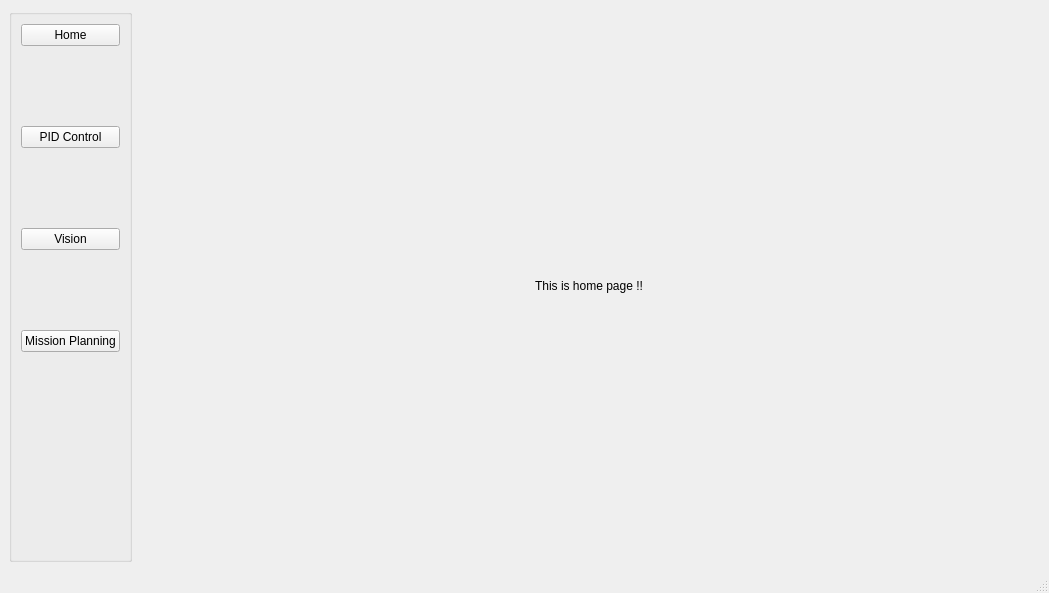
Old version of the form ui/mainwindow.ui in the repository ayuyamo/gui-robot.
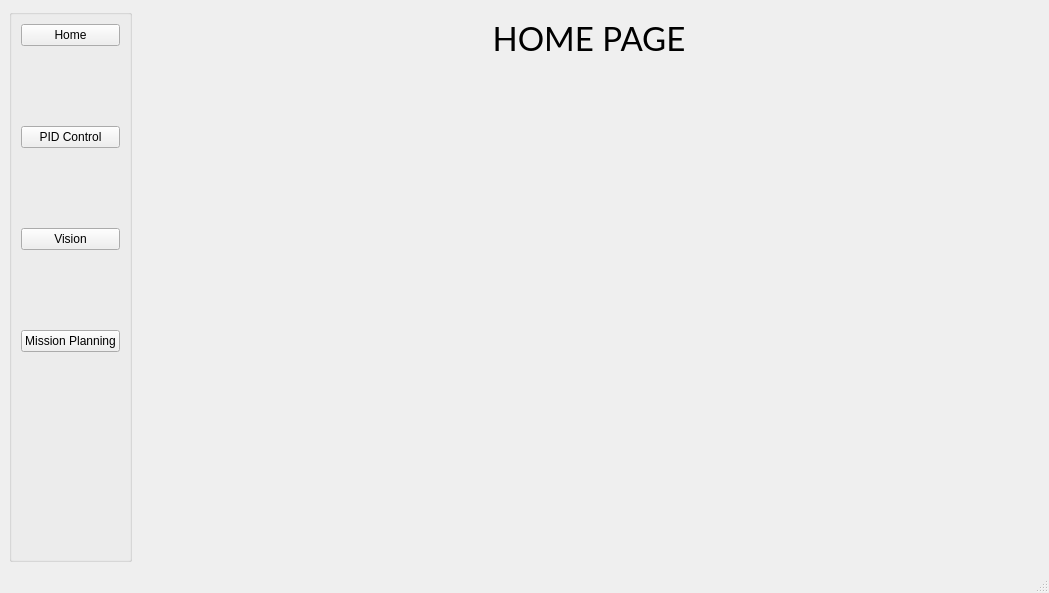
New version of the form.

What changed in the file:
```diff
--- a/ui/mainwindow.ui
+++ b/ui/mainwindow.ui
@@ -14,7 +14,7 @@
    <string>MainWindow</string>
   </property>
   <widget class="QWidget" name="centralwidget">
-   <layout class="QGridLayout" name="gridLayout_2">
+   <layout class="QGridLayout" name="gridLayout_3">
     <item row="0" column="0">
      <widget class="QGroupBox" name="groupBox">
       <property name="minimumSize">
@@ -122,17 +122,38 @@
        <number>0</number>
       </property>
       <widget class="QWidget" name="page">
-       <layout class="QGridLayout" name="gridLayout_3">
+       <layout class="QGridLayout" name="gridLayout_2">
         <item row="0" column="0">
-         <widget class="QLabel" name="label">
+         <widget class="QLabel" name="label_2">
+          <property name="font">
+           <font>
+            <family>Lato</family>
+            <pointsize>25</pointsize>
+            <weight>50</weight>
+            <bold>false</bold>
+           </font>
+          </property>
           <property name="text">
-           <string>This is home page !!</string>
+           <string>HOME PAGE</string>
           </property>
           <property name="alignment">
            <set>Qt::AlignCenter</set>
           </property>
          </widget>
         </item>
+        <item row="1" column="0">
+         <spacer name="verticalSpacer_5">
+          <property name="orientation">
+           <enum>Qt::Vertical</enum>
+          </property>
+          <property name="sizeHint" stdset="0">
+           <size>
+            <width>20</width>
+            <height>470</height>
+           </size>
+          </property>
+         </spacer>
+        </item>
        </layout>
       </widget>
       <widget class="QWidget" name="page_2"/>
```
Left out of the diff: 90 changed lines with no effect on the pictures.
